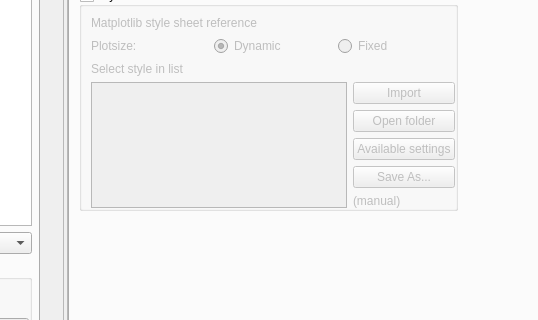
Qt form ui/customplotdialog.ui (HenrikSpa/qgis-midvatten-plugin) before a commit; both pictures show x 264 to 802 and y 364 to 684 of the 1134 by 870 pixel window.
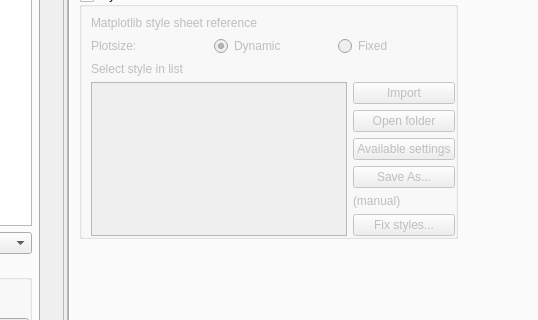
The same form after that commit. The open tabs and pages were chosen to show the change.

Commit message: feat(customplot): add style-fix dialog and robust mpl compatibility

Patch:
```diff
--- a/ui/customplotdialog.ui
+++ b/ui/customplotdialog.ui
@@ -662,7 +662,7 @@
                      </property>
                     </widget>
                    </item>
-                   <item row="2" column="0" rowspan="5" colspan="2">
+                   <item row="2" column="0" rowspan="6" colspan="2">
                     <widget class="QListWidget" name="template_list">
                      <property name="toolTip">
                       <string>&lt;html&gt;&lt;head/&gt;&lt;body&gt;&lt;p&gt;Select style to be used for plotting.&lt;/p&gt;&lt;/body&gt;&lt;/html&gt;</string>
@@ -686,6 +686,16 @@
                      </property>
                     </widget>
                    </item>
+                   <item row="7" column="2">
+                    <widget class="QPushButton" name="fix_styles_button">
+                     <property name="toolTip">
+                      <string>Inspect and fix style files: remove rcParams keys not supported by this matplotlib version.</string>
+                     </property>
+                     <property name="text">
+                      <string>Fix styles...</string>
+                     </property>
+                    </widget>
+                   </item>
                    <item row="6" column="2">
                     <widget class="QLabel" name="template_plot_label">
                      <property name="sizePolicy">
```
The commit also changes 3 other files.
